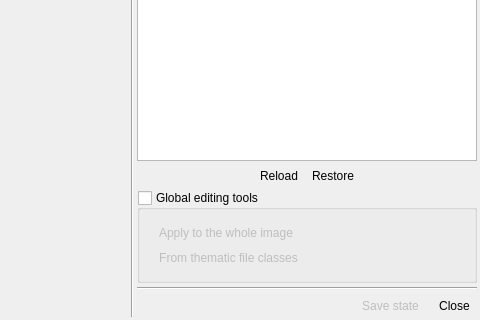
This is ui/main_dialog.ui in SMByC/ThRasE as Qt 5 draws it before an edit; both pictures show x 896 to 1376 and y 325 to 645 of the 1376 by 645 pixel window. The edited form follows.
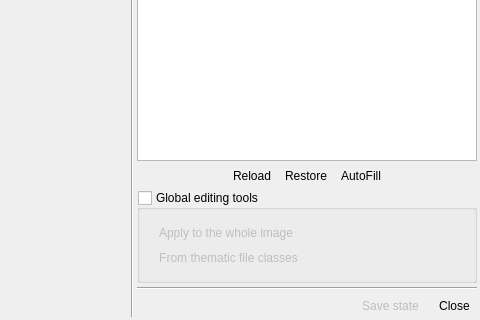
This is the edited form. Icons and pictures are not drawn. Custom widgets are drawn as their Qt base class.

Commit message: New tool for autofill the New Value column with the Current Value with multiple conditions based on the user needs. Useful to fill the table in specific ranges with specific values, very useful for large tables.

Patch:
```diff
--- a/ui/main_dialog.ui
+++ b/ui/main_dialog.ui
@@ -769,6 +769,35 @@
               </property>
              </widget>
             </item>
+            <item>
+             <widget class="QToolButton" name="QPBtn_AutoFill">
+              <property name="maximumSize">
+               <size>
+                <width>16777215</width>
+                <height>32</height>
+               </size>
+              </property>
+              <property name="cursor">
+               <cursorShape>PointingHandCursor</cursorShape>
+              </property>
+              <property name="toolTip">
+               <string>&lt;html&gt;&lt;head/&gt;&lt;body&gt;&lt;p&gt;Tool for autofill the New Value column with the Current Value with conditions&lt;/p&gt;&lt;/body&gt;&lt;/html&gt;</string>
+              </property>
+              <property name="text">
+               <string>AutoFill</string>
+              </property>
+              <property name="icon">
+               <iconset>
+                <normaloff>:/plugins/thrase/icons/autofill.svg</normaloff>:/plugins/thrase/icons/autofill.svg</iconset>
+              </property>
+              <property name="toolButtonStyle">
+               <enum>Qt::ToolButtonTextBesideIcon</enum>
+              </property>
+              <property name="autoRaise">
+               <bool>true</bool>
+              </property>
+             </widget>
+            </item>
             <item>
              <spacer name="horizontalSpacer_3">
               <property name="orientation">
```
The commit also changes 6 other files.
